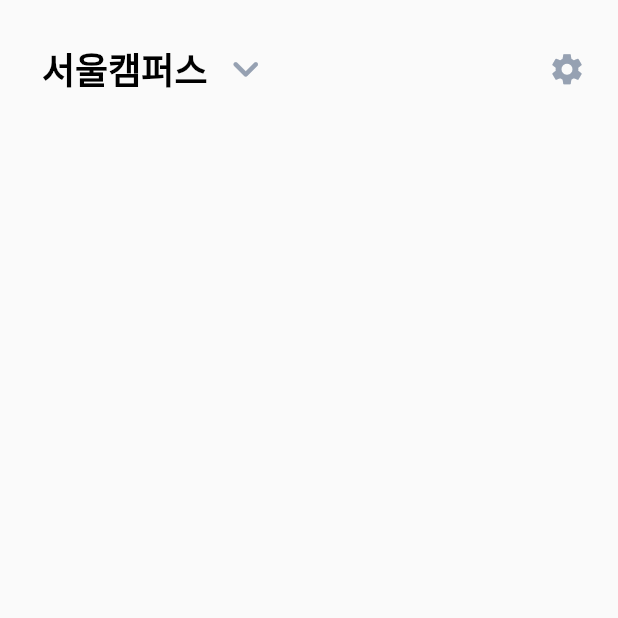
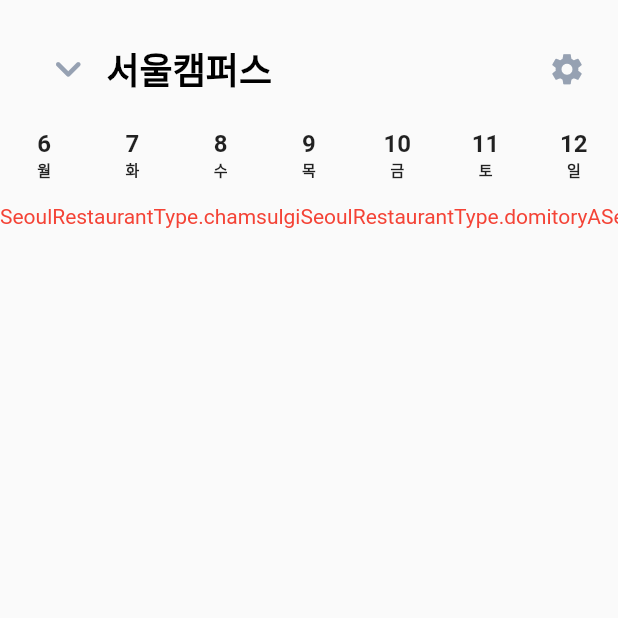
Before and after one commit to HipstuCAU/nyam_nyam_flutter, a Flutter app: the screen it shows after launch, on a phone screen of 412 x 824 dp, the top half of it. Run offline on Flutter 3.47's test engine with Material 2 defaults, Android fonts, the light colour scheme and no system bars; statements that could not run were skipped.

Commit message:
[feat] Date Picker 구현 (#1)

```diff
--- a/lib/extensions/colors+.dart
+++ b/lib/extensions/colors+.dart
@@ -9,6 +9,7 @@ class NyamColors {
   static const customYellow = Color(0xFFEDA54B);
   static const customBlue = Color(0xFF5991F4);
   static const customSkyBlue = Color(0xFFD6E6FF);
+  static const customBlack = Color(0xFF4E5968);
   static const gradientBG = LinearGradient(
     colors: [Color(0xFFFFFFFF), Color(0xFFD6E6FF)],
     begin: Alignment.topCenter,
--- a/lib/main.dart
+++ b/lib/main.dart
@@ -11,7 +11,7 @@ class App extends StatelessWidget {
   // This widget is the root of your application.
   @override
   Widget build(BuildContext context) {
-    return const MaterialApp(
+    return MaterialApp(
       home: HomeScreen(),
     );
   }
--- a/lib/models/customType.dart
+++ b/lib/models/customType.dart
@@ -1,9 +1,12 @@
-enum RestaurantType {
+enum SeoulRestaurantType {
   chamsulgi,
   domitoryA,
   domirotyB,
   student,
   staff,
+}
+
+enum AnsungRestaurantType {
   ansungCauEats,
   ansungCauBurger,
   ansungRamen,
--- a/lib/screens/home_screen.dart
+++ b/lib/screens/home_screen.dart
@@ -1,8 +1,51 @@
 import 'package:flutter/material.dart';
 import 'package:nyam_nyam_flutter/extensions/colors+.dart';
+import 'package:nyam_nyam_flutter/models/customType.dart';
+import 'package:intl/intl.dart';
+import 'package:intl/date_symbol_data_local.dart';
 
-class HomeScreen extends StatelessWidget {
+class HomeScreen extends StatefulWidget {
   const HomeScreen({super.key});
+
+  @override
+  State<HomeScreen> createState() => _HomeScreenState();
+}
+
+class _HomeScreenState extends State<HomeScreen> {
+  CampusType entryPoint = CampusType.Seoul;
+
+  var sevenDays = [];
+  var sevenDaysOfWeek = [];
+  Map<String, String> sevenDates = {};
+  List<bool> isSelectedDate = [
+    true,
+    false,
+    false,
+    false,
+    false,
+    false,
+    false,
+  ];
+
+  @override
+  void initState() {
+    super.initState();
+    get7daysFromToday();
+  }
+
+  Map<String, String> get7daysFromToday() {
+    var today = DateTime.now();
+
+    for (int i = 0; i < 7; i++) {
+      initializeDateFormatting();
+      DateTime date = today.subtract(Duration(days: -i));
+      sevenDays.add(int.parse(DateFormat('dd').format(date)).toString());
+      sevenDaysOfWeek.add(DateFormat.E('ko_KR').format(date));
+      sevenDates[sevenDaysOfWeek[i]] = sevenDays[i];
+    }
+
+    return sevenDates;
+  }
 
   @override
   Widget build(BuildContext context) {
@@ -19,15 +62,104 @@ class HomeScreen extends StatelessWidget {
             child: HomeScreenTopBar(),
           ),
           Container(
+            height: 10,
             color: NyamColors.customSkyBlue,
-            height: 71,
+          ),
+          SevenDatePicker(
+              isSelectedDate: isSelectedDate,
+              sevenDays: sevenDays,
+              sevenDaysOfWeek: sevenDaysOfWeek),
+          Container(
+            height: 10,
+            color: NyamColors.customSkyBlue,
+          ),
+          SizedBox(
+            height: 50,
             child: ListView.builder(
+              scrollDirection: Axis.horizontal,
+              itemCount: entryPoint == CampusType.Seoul
+                  ? SeoulRestaurantType.values.length
+                  : AnsungRestaurantType.values.length,
               itemBuilder: (context, index) {
-                return null;
+                return Text(
+                  entryPoint == CampusType.Seoul
+                      ? SeoulRestaurantType.values[index].toString()
+                      : AnsungRestaurantType.values[index].toString(),
+                  style: const TextStyle(
+                    color: Colors.red,
+                  ),
+                );
               },
             ),
           ),
         ],
+      ),
+    );
+  }
+}
+
+class SevenDatePicker extends StatelessWidget {
+  const SevenDatePicker({
+    super.key,
+    required this.isSelectedDate,
+    required this.sevenDays,
+    required this.sevenDaysOfWeek,
+  });
+
+  final List<bool> isSelectedDate;
+  final List sevenDays;
+  final List sevenDaysOfWeek;
+
+  @override
+  Widget build(BuildContext context) {
+    return Container(
+      color: NyamColors.customSkyBlue,
+      height: 40,
+      child: ListView.builder(
+        scrollDirection: Axis.horizontal,
+        itemCount: 7,
+        itemBuilder: (context, index) {
+          return Padding(
+            padding: EdgeInsets.symmetric(
+                horizontal: MediaQuery.of(context).size.width / 28),
+            child: SizedBox(
+              width: MediaQuery.of(context).size.width / 14,
+              child: Container(
+                decoration: BoxDecoration(
+                  color: isSelectedDate[index]
+                      ? NyamColors.cauBlue
+                      : NyamColors.customSkyBlue,
+                  borderRadius: BorderRadius.circular(13),
+                ),
+                clipBehavior: Clip.hardEdge,
+                child: Column(
+                  children: [
+                    Text(
+                      sevenDays[index],
+                      style: TextStyle(
+                        color: isSelectedDate[index]
+                            ? Colors.white
+                            : NyamColors.customBlack,
+                        fontSize: 16,
+                        fontWeight: FontWeight.w600,
+                      ),
+                    ),
+                    Text(
+                      sevenDaysOfWeek[index],
+                      style: TextStyle(
+                        color: isSelectedDate[index]
+                            ? Colors.white
+                            : NyamColors.customBlack,
+                        fontSize: 10,
+                        fontWeight: FontWeight.w600,
+                      ),
+                    ),
+                  ],
+                ),
+              ),
+            ),
+          );
+        },
       ),
     );
   }
@@ -43,10 +175,8 @@ class HomeScreenTopBar extends StatelessWidget {
     return Row(
       mainAxisAlignment: MainAxisAlignment.spaceBetween,
       children: [
-        Directionality(
-          textDirection: TextDirection.rtl,
-          child: TextButton.icon(
-            onPressed: () {},
+        TextButton.icon(
+          onPressed: (() {}),
           icon: const Icon(
             Icons.keyboard_arrow_down_rounded,
             color: NyamColors.customGrey,
@@ -61,7 +191,6 @@ class HomeScreenTopBar extends StatelessWidget {
             ),
           ),
         ),
-        ),
         IconButton(
           onPressed: () {},
           icon: const Icon(Icons.settings),
--- a/pubspec.yaml
+++ b/pubspec.yaml
@@ -35,6 +35,7 @@ dependencies:
   # The following adds the Cupertino Icons font to your application.
   # Use with the CupertinoIcons class for iOS style icons.
   cupertino_icons: ^1.0.2
+  intl: ^0.18.0
 
 dev_dependencies:
   flutter_test:
```
Also changed, not shown: pubspec.lock, 6 other files. Lines whose indentation alone changed are shown as unchanged.
